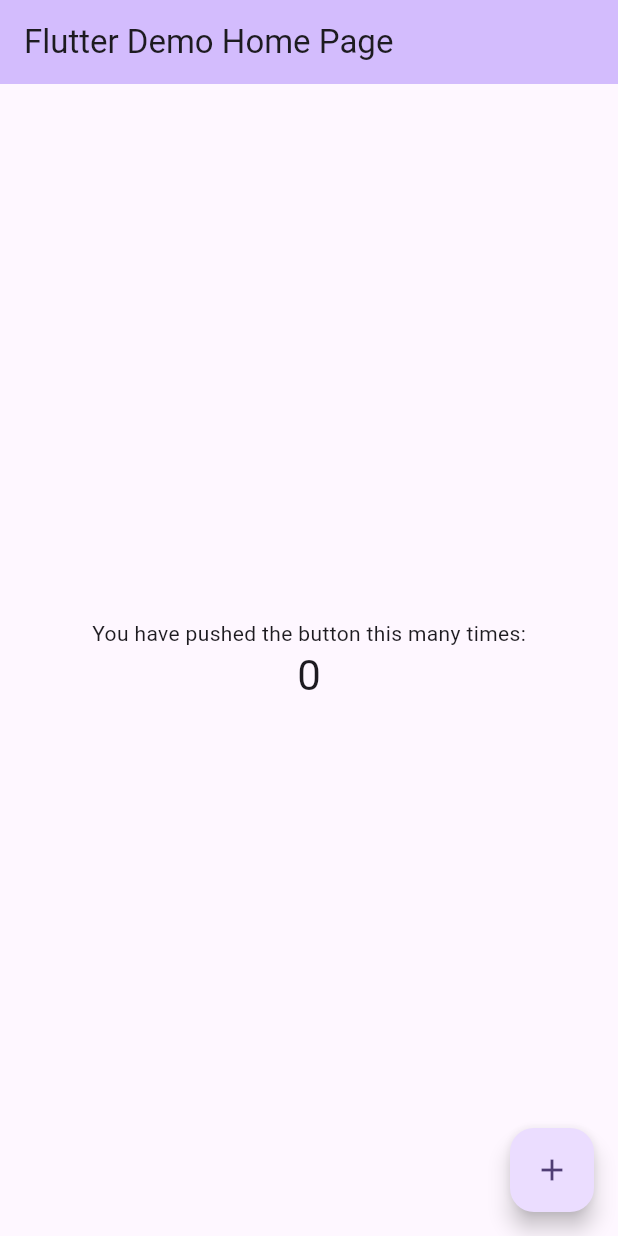
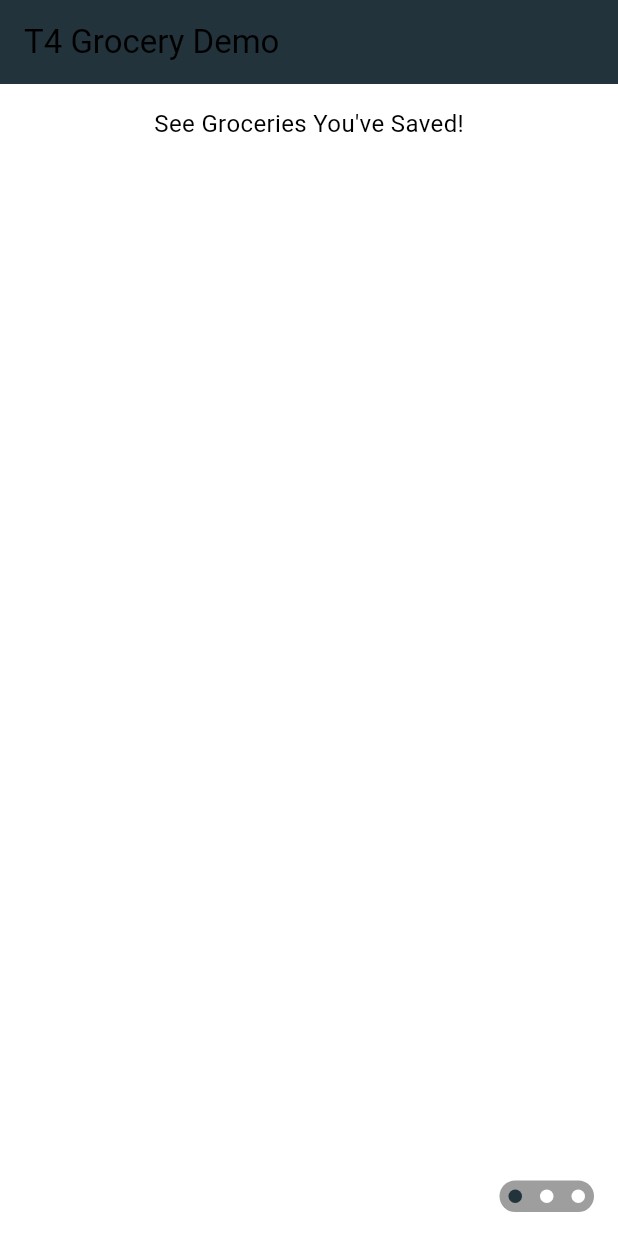
Before and after one commit to drakerobinson/t4_demo, a Flutter app: the screen it shows after launch, on a phone screen of 412 x 824 dp. Run offline on Flutter 3.47's test engine with Material 3 defaults, Android fonts, the phone set to English and light mode, and no system bars; drawn by our look-alikes of dots_indicator; our stand-ins replace cloud_firestore, device_info_plus, firebase_core, flutter_riverpod; accounts and stored records are empty.

Commit message:
basic project initialization

```diff
--- /dev/null
+++ b/t4_demo_flutter/lib/constants/colors.dart
@@ -0,0 +1,37 @@
+import 'dart:ui';
+
+import 'package:flutter/material.dart';
+class AppColors {
+
+  static const Color lightBackground = Colors.white;
+  static const Color lightPrimary = Color.fromRGBO(59, 82, 73, 1);
+  static const Color lightSecondary = Color.fromRGBO(190, 197, 173, 1);
+  static const Color lightTertiary = Color.fromRGBO(164, 180, 148, 1);
+
+  static const Color darkBackground = Colors.black12;
+  static const Color darkPrimary = Color.fromRGBO(34, 51, 59, 1);
+  static const Color darkSecondary = Color.fromRGBO(234, 224, 213, 1);
+  static const Color darkTertiary = Color.fromRGBO(10, 9, 8, 1);
+
+}
+
+class AppTheme {
+  static ThemeData lightTheme = ThemeData(
+    primaryColor: ThemeData.light().scaffoldBackgroundColor,
+    colorScheme: const ColorScheme.light().copyWith(
+      primary: AppColors.lightPrimary,
+      secondary: AppColors.lightSecondary,
+      tertiary: AppColors.lightTertiary
+    )
+  );
+
+  static ThemeData darkTheme = ThemeData(
+      primaryColor: ThemeData.dark().scaffoldBackgroundColor,
+      colorScheme: const ColorScheme.dark().copyWith(
+          primary: AppColors.darkPrimary,
+          secondary: AppColors.darkSecondary,
+          tertiary: AppColors.darkTertiary
+      )
+  );
+
+}
--- /dev/null
+++ b/t4_demo_flutter/lib/constants/strings.dart
@@ -0,0 +1,6 @@
+class Strings {
+
+  static const appTitle = "T4 Grocery Demo";
+  static const persistedGroceryTitle = "See Groceries You've Saved!";
+
+}
--- /dev/null
+++ b/t4_demo_flutter/lib/constants/text_styles.dart
@@ -0,0 +1,10 @@
+import 'package:flutter/cupertino.dart';
+
+class TextStyles {
+
+  static const TextStyle subheadingStyle = TextStyle(
+    fontSize: 16,
+
+  );
+
+}
--- a/t4_demo_flutter/lib/main.dart
+++ b/t4_demo_flutter/lib/main.dart
@@ -1,6 +1,20 @@
+import 'package:dots_indicator/dots_indicator.dart';
+import 'package:firebase_core/firebase_core.dart';
 import 'package:flutter/material.dart';
+import 'package:t4_demo_flutter/widgets/grocery_browser.dart';
+import 'package:t4_demo_flutter/widgets/persisted_grocery_list.dart';
+import 'package:t4_demo_flutter/widgets/recipes_browser.dart';
 
-void main() {
+import 'constants/colors.dart';
+import 'constants/strings.dart';
+import 'firebase_options.dart';
+
+void main() async {
+  WidgetsFlutterBinding.ensureInitialized();
+  await Firebase.initializeApp(
+    options: DefaultFirebaseOptions.currentPlatform,
+  );
+
   runApp(const MyApp());
 }
 
@@ -11,27 +25,10 @@
   @override
   Widget build(BuildContext context) {
     return MaterialApp(
-      title: 'Flutter Demo',
-      theme: ThemeData(
-        // This is the theme of your application.
-        //
-        // TRY THIS: Try running your application with "flutter run". You'll see
-        // the application has a purple toolbar. Then, without quitting the app,
-        // try changing the seedColor in the colorScheme below to Colors.green
-        // and then invoke "hot reload" (save your changes or press the "hot
-        // reload" button in a Flutter-supported IDE, or press "r" if you used
-        // the command line to start the app).
-        //
-        // Notice that the counter didn't reset back to zero; the application
-        // state is not lost during the reload. To reset the state, use hot
-        // restart instead.
-        //
-        // This works for code too, not just values: Most code changes can be
-        // tested with just a hot reload.
-        colorScheme: ColorScheme.fromSeed(seedColor: Colors.deepPurple),
-        useMaterial3: true,
-      ),
-      home: const MyHomePage(title: 'Flutter Demo Home Page'),
+        title: Strings.appTitle,
+        theme: AppTheme.lightTheme,
+        darkTheme: AppTheme.darkTheme,
+      home: const MyHomePage(title: Strings.appTitle),
     );
   }
 }
@@ -39,14 +36,6 @@
 class MyHomePage extends StatefulWidget {
   const MyHomePage({super.key, required this.title});
 
-  // This widget is the home page of your application. It is stateful, meaning
-  // that it has a State object (defined below) that contains fields that affect
-  // how it looks.
-
-  // This class is the configuration for the state. It holds the values (in this
-  // case the title) provided by the parent (in this case the App widget) and
-  // used by the build method of the State. Fields in a Widget subclass are
-  // always marked "final".
 
   final String title;
 
@@ -57,69 +46,81 @@
 class _MyHomePageState extends State<MyHomePage> {
   int _counter = 0;
 
+  final PageController _pageController = PageController();
+  int _currentPage = 0;
+
   void _incrementCounter() {
     setState(() {
-      // This call to setState tells the Flutter framework that something has
-      // changed in this State, which causes it to rerun the build method below
-      // so that the display can reflect the updated values. If we changed
-      // _counter without calling setState(), then the build method would not be
-      // called again, and so nothing would appear to happen.
       _counter++;
+    });
+  }
+
+  List<Widget> pages = [
+    PersistedGroceryList(),
+    GroceryBrowser(),
+    RecipesBrowser(),
+  ];
+
+  @override
+  void initState() {
+    // TODO: implement initState
+    super.initState();
+    _currentPage = 0;
+    _pageController.addListener(() {
+      setState(() {
+        _currentPage = _pageController.page!.toInt();
+      });
     });
   }
 
   @override
   Widget build(BuildContext context) {
-    // This method is rerun every time setState is called, for instance as done
-    // by the _incrementCounter method above.
-    //
-    // The Flutter framework has been optimized to make rerunning build methods
-    // fast, so that you can just rebuild anything that needs updating rather
-    // than having to individually change instances of widgets.
+
     return Scaffold(
       appBar: AppBar(
-        // TRY THIS: Try changing the color here to a specific color (to
-        // Colors.amber, perhaps?) and trigger a hot reload to see the AppBar
-        // change color while the other colors stay the same.
-        backgroundColor: Theme.of(context).colorScheme.inversePrimary,
-        // Here we take the value from the MyHomePage object that was created by
-        // the App.build method, and use it to set our appbar title.
+        backgroundColor: AppColors.darkPrimary,
         title: Text(widget.title),
       ),
-      body: Center(
-        // Center is a layout widget. It takes a single child and positions it
-        // in the middle of the parent.
-        child: Column(
-          // Column is also a layout widget. It takes a list of children and
-          // arranges them vertically. By default, it sizes itself to fit its
-          // children horizontally, and tries to be as tall as its parent.
-          //
-          // Column has various properties to control how it sizes itself and
-          // how it positions its children. Here we use mainAxisAlignment to
-          // center the children vertically; the main axis here is the vertical
-          // axis because Columns are vertical (the cross axis would be
-          // horizontal).
-          //
-          // TRY THIS: Invoke "debug painting" (choose the "Toggle Debug Paint"
-          // action in the IDE, or press "p" in the console), to see the
-          // wireframe for each widget.
-          mainAxisAlignment: MainAxisAlignment.center,
-          children: <Widget>[
-            const Text(
-              'You have pushed the button this many times:',
-            ),
-            Text(
-              '$_counter',
-              style: Theme.of(context).textTheme.headlineMedium,
-            ),
-          ],
-        ),
+      body: PageView(
+        allowImplicitScrolling: false,
+        controller: _pageController,
+        children: pages,
+        onPageChanged: (index) {
+          updatePage(index);
+        },
       ),
-      floatingActionButton: FloatingActionButton(
-        onPressed: _incrementCounter,
-        tooltip: 'Increment',
-        child: const Icon(Icons.add),
-      ), // This trailing comma makes auto-formatting nicer for build methods.
+      floatingActionButton: getPositionIndicator(), // This trailing comma makes auto-formatting nicer for build methods.
     );
   }
+
+  getPositionIndicator() {
+    Color activeColor = AppColors.lightPrimary;
+    Color inactiveColor = Colors.grey.withOpacity(.5);
+    return Container(
+
+      decoration: BoxDecoration(
+        color: Colors.grey,
+        borderRadius: BorderRadius.circular(25)
+      ),
+        child: DotsIndicator(
+              dotsCount: 3,
+            position: _currentPage,
+            mainAxisAlignment: MainAxisAlignment.center,
+          decorator: DotsDecorator(
+            activeColor: AppColors.darkPrimary,
+            color: Colors.white
+          ),
+          onTap: (index) {
+                updatePage(index);
+          },
+    ));
+  }
+
+  updatePage(int index) {
+    setState(() {
+      _currentPage = index;
+      _pageController.jumpToPage(index);
+    });
+  }
+
 }
--- /dev/null
+++ b/t4_demo_flutter/lib/widgets/persisted_grocery_list.dart
@@ -0,0 +1,52 @@
+import 'package:flutter/cupertino.dart';
+import 'package:flutter/material.dart';
+import 'package:flutter_riverpod/flutter_riverpod.dart';
+import 'package:t4_demo_flutter/widgets/grocery_item.dart';
+
+import '../constants/strings.dart';
+import '../constants/text_styles.dart';
+import '../saved_groceries_provider.dart';
+
+class PersistedGroceryList extends ConsumerStatefulWidget{
+  @override
+  PersistedGroceryListState createState()=> PersistedGroceryListState();
+}
+
+class PersistedGroceryListState extends ConsumerState<PersistedGroceryList> {
+
+  @override
+  Widget build(BuildContext context) {
+    // TODO: implement build
+    return  Column(
+      children: [
+        getSubheading(),
+      ]
+    );
+  }
+
+  getSubheading() {
+    return Container(
+      padding: const EdgeInsets.symmetric(vertical: 15),
+      child: const Text(
+        Strings.persistedGroceryTitle,
+        style: TextStyles.subheadingStyle,
+      ),
+
+    );
+  }
+
+  getPersistedGroceries() {
+    final savedGroceries = ref.watch(savedGroceriesProvider);
+    return switch(savedGroceries) {
+      AsyncData(:final value) => ListView.builder(
+          itemBuilder: (context, index) {
+            return GroceryItem();
+          }
+      ),
+    AsyncError(:final error) => Text(error.toString()),
+    _ => const CircularProgressIndicator(),
+    };
+
+  }
+
+}
```
Also changed, not shown: t4_demo_flutter/lib/saved_groceries_provider.dart (added, +24 -0 lines), t4_demo_flutter/lib/widgets/grocery_browser.dart (added, +15 -0 lines), t4_demo_flutter/lib/widgets/grocery_item.dart (added, +19 -0 lines), t4_demo_flutter/lib/widgets/recipes_browser.dart (added, +16 -0 lines), t4_demo_flutter/pubspec.yaml (+5 -63 lines), t4_demo_flutter/lib/firebase_options.dart (added), 3 other files.
